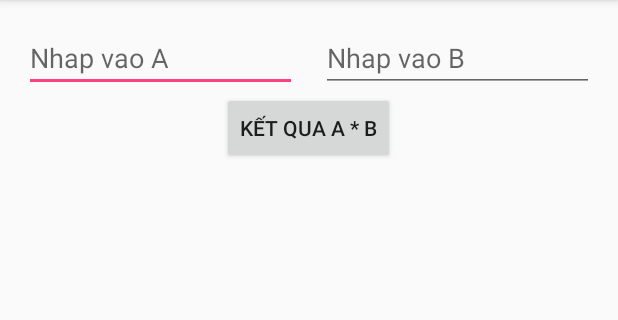
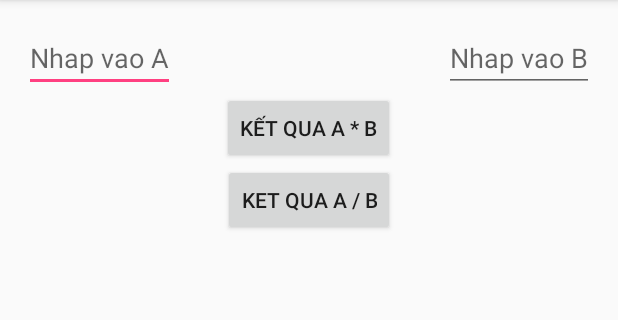
Before and after one commit to wap122/Demo2, an Android app: the screen it shows after launch (MainActivity), on a phone screen of 412 x 824 dp, the part 84-404 px from its top. Run offline under Robolectric (Android 15) with nearby library versions, the phone set to English and light mode, and no system bars.

Commit message:
Update 1

```diff
--- a/app/src/main/java/com/example/minhl/demo2/MainActivity.java
+++ b/app/src/main/java/com/example/minhl/demo2/MainActivity.java
@@ -9,33 +9,47 @@ import android.widget.Toast;
 
 public class MainActivity extends AppCompatActivity {
 
-    private Button btnResult;
+    private Button btnResult, btnDevided;
     private EditText edtNumberA, edtNumberB;
-    private int a , b;
+    private int a, b;
     private String result;
 
     @Override
     protected void onCreate(Bundle savedInstanceState) {
         super.onCreate(savedInstanceState);
         setContentView(R.layout.activity_main);
-        btnResult= (Button) findViewById(R.id.btn_result);
+        btnResult = (Button) findViewById(R.id.btn_result);
+        btnDevided = (Button) findViewById(R.id.btn_devided);
         edtNumberA = (EditText) findViewById(R.id.edt_a);
-        edtNumberB= (EditText) findViewById(R.id.edt_b);
+        edtNumberB = (EditText) findViewById(R.id.edt_b);
 
         btnResult.setOnClickListener(new View.OnClickListener() {
             @Override
             public void onClick(View view) {
-                if(!edtNumberA.getText().toString().equals("") && !edtNumberB.getText().toString().equals("")){
+                if (!edtNumberA.getText().toString().equals("") && !edtNumberB.getText().toString().equals("")) {
                     a = Integer.parseInt(edtNumberA.getText().toString());
                     b = Integer.parseInt(edtNumberB.getText().toString());
-                    result = String.valueOf(a*b);
-                    Toast.makeText(MainActivity.this, "Kết quả của "+a+"+"+b+" là:" + result, Toast.LENGTH_LONG).show();
-                }else{
+                    result = String.valueOf(a * b);
+                    Toast.makeText(MainActivity.this, "Kết quả của " + a + " * " + b + " là: " + result, Toast.LENGTH_LONG).show();
+                } else {
                     Toast.makeText(MainActivity.this, "Dữ liệu nhập vào không hợp ", Toast.LENGTH_SHORT).show();
                 }
 
             }
         });
+        btnDevided.setOnClickListener(new View.OnClickListener() {
+            @Override
+            public void onClick(View view) {
+                if (!edtNumberA.getText().toString().equals("") && !edtNumberB.getText().toString().equals("")) {
+                    a = Integer.parseInt(edtNumberA.getText().toString());
+                    b = Integer.parseInt(edtNumberB.getText().toString());
+                    result = String.valueOf(a / b);
+                    Toast.makeText(MainActivity.this, "Kết quả của " + a + " / " + b + " là: " + result, Toast.LENGTH_LONG).show();
+                } else {
+                    Toast.makeText(MainActivity.this, "Dữ liệu nhập vào không hợp ", Toast.LENGTH_SHORT).show();
+                }
 
+            }
+        });
     }
 }
--- a/app/src/main/res/layout/activity_main.xml
+++ b/app/src/main/res/layout/activity_main.xml
@@ -5,17 +5,14 @@
     android:layout_margin="16dp"
     android:orientation="vertical">
 
-    <LinearLayout
+    <RelativeLayout
         android:layout_width="match_parent"
-        android:layout_height="wrap_content"
-        android:weightSum="2">
+        android:layout_height="wrap_content">
 
         <EditText
             android:id="@+id/edt_a"
             android:layout_width="wrap_content"
             android:layout_height="wrap_content"
-            android:layout_marginEnd="16dp"
-            android:layout_weight="1"
             android:hint="@string/nhap_vao_a"
             android:inputType="number" />
 
@@ -23,10 +20,10 @@
             android:id="@+id/edt_b"
             android:layout_width="wrap_content"
             android:layout_height="wrap_content"
-            android:layout_weight="1"
+            android:layout_alignParentRight="true"
             android:hint="@string/nhap_vao_b"
             android:inputType="number" />
-    </LinearLayout>
+    </RelativeLayout>
 
     <Button
         android:id="@+id/btn_result"
@@ -34,4 +31,11 @@
         android:layout_height="wrap_content"
         android:layout_gravity="center"
         android:text="@string/k_t_qua_a_b" />
+    <Button
+        android:id="@+id/btn_devided"
+        android:layout_width="wrap_content"
+        android:layout_height="wrap_content"
+        android:layout_gravity="center"
+        android:text="@string/ket_qua_a_b" />
+
 </LinearLayout>
--- a/app/src/main/res/values/strings.xml
+++ b/app/src/main/res/values/strings.xml
@@ -3,4 +3,5 @@
     <string name="nhap_vao_a">Nhap vao A</string>
     <string name="nhap_vao_b">Nhap vao B</string>
     <string name="k_t_qua_a_b">Kết qua a * b</string>
+    <string name="ket_qua_a_b">ket qua a / b</string>
 </resources>
```
